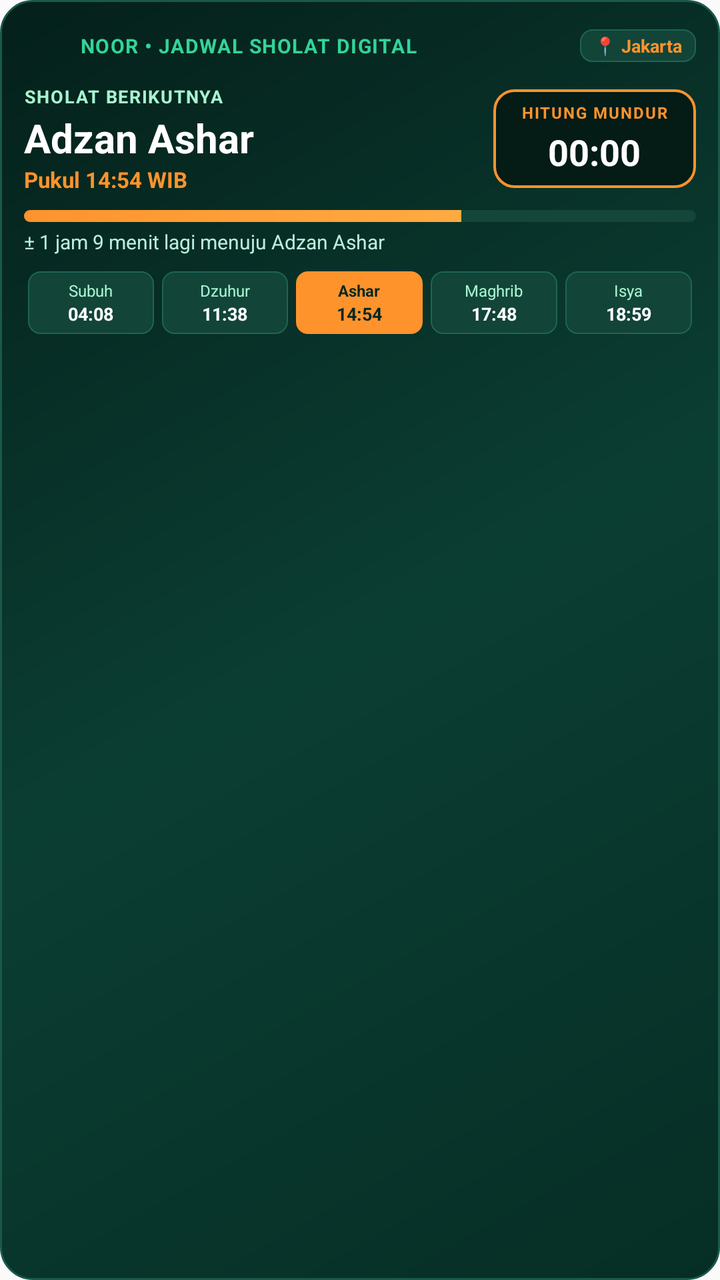
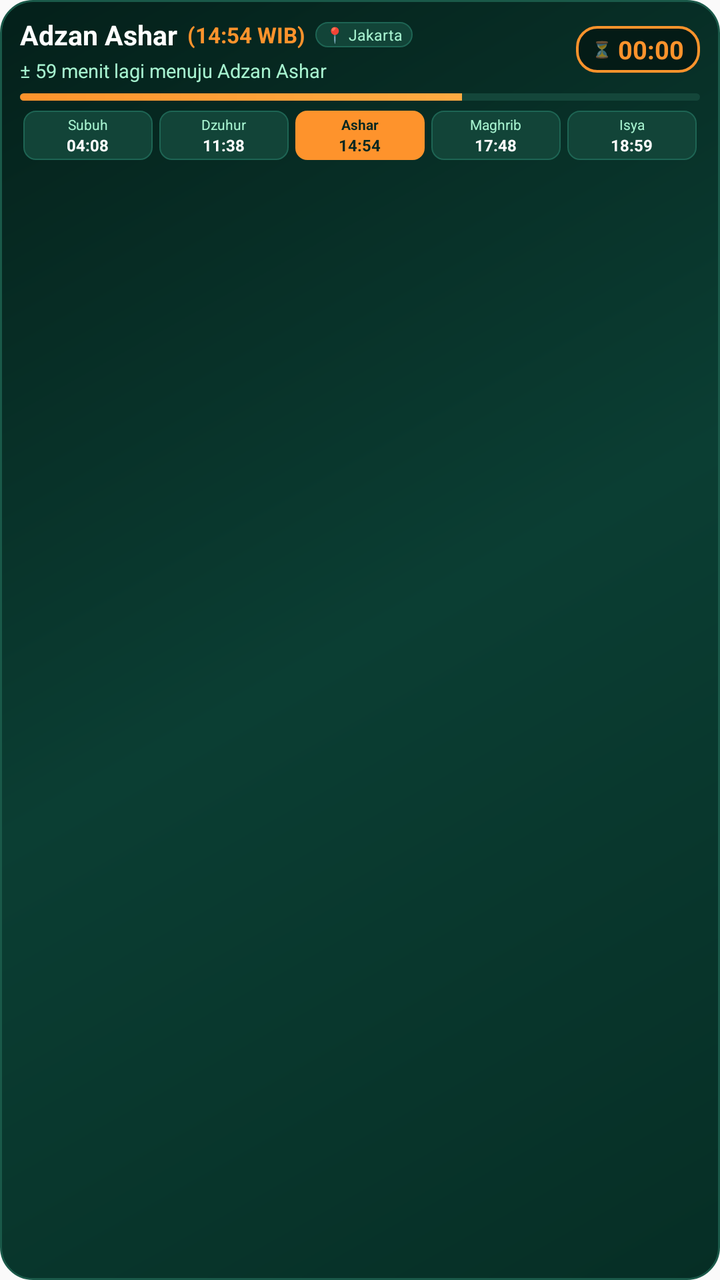

Screens rendered from an Android XML layout before and after an edit, with the pre-edit source and the edit as a unified diff.
<!-- AndroidManifest.xml: application theme AppTheme -->
<!-- res/layout/notification_prayer_expanded.xml -->
<?xml version="1.0" encoding="utf-8"?>
<LinearLayout xmlns:android="http://schemas.android.com/apk/res/android"
    android:layout_width="match_parent"
    android:layout_height="wrap_content"
    android:background="@drawable/bg_notif_container"
    android:orientation="vertical"
    android:padding="12dp">

    
    <LinearLayout
        android:layout_width="match_parent"
        android:layout_height="wrap_content"
        android:gravity="center_vertical"
        android:orientation="horizontal">

        <ImageView
            android:layout_width="22dp"
            android:layout_height="22dp"
            android:src="@mipmap/ic_launcher" />

        <TextView
            android:layout_width="0dp"
            android:layout_height="wrap_content"
            android:layout_marginStart="6dp"
            android:layout_weight="1"
            android:letterSpacing="0.05"
            android:text="NOOR • JADWAL SHOLAT DIGITAL"
            android:textColor="#34D399"
            android:textSize="10sp"
            android:textStyle="bold" />

        <TextView
            android:id="@+id/notif_expanded_city"
            android:layout_width="wrap_content"
            android:layout_height="wrap_content"
            android:background="@drawable/bg_notif_badge"
            android:paddingHorizontal="7dp"
            android:paddingVertical="2dp"
            android:text="📍 Jakarta"
            android:textColor="#FE932C"
            android:textSize="9sp"
            android:textStyle="bold" />
    </LinearLayout>

    
    <LinearLayout
        android:layout_width="match_parent"
        android:layout_height="wrap_content"
        android:layout_marginTop="8dp"
        android:gravity="center_vertical"
        android:orientation="horizontal">

        <LinearLayout
            android:layout_width="0dp"
            android:layout_height="wrap_content"
            android:layout_weight="1"
            android:orientation="vertical">

            <TextView
                android:layout_width="wrap_content"
                android:layout_height="wrap_content"
                android:letterSpacing="0.06"
                android:text="SHOLAT BERIKUTNYA"
                android:textColor="#A7F3D0"
                android:textSize="9sp"
                android:textStyle="bold" />

            <TextView
                android:id="@+id/notif_expanded_prayer_name"
                android:layout_width="wrap_content"
                android:layout_height="wrap_content"
                android:layout_marginTop="1dp"
                android:text="Adzan Ashar"
                android:textColor="#FFFFFF"
                android:textSize="20sp"
                android:textStyle="bold" />

            <TextView
                android:id="@+id/notif_expanded_prayer_time"
                android:layout_width="wrap_content"
                android:layout_height="wrap_content"
                android:text="Pukul 14:54 WIB"
                android:textColor="#FE932C"
                android:textSize="11sp"
                android:textStyle="bold" />
        </LinearLayout>

        
        <LinearLayout
            android:layout_width="wrap_content"
            android:layout_height="wrap_content"
            android:background="@drawable/bg_notif_box"
            android:gravity="center"
            android:orientation="vertical"
            android:paddingHorizontal="14dp"
            android:paddingVertical="6dp">

            <TextView
                android:layout_width="wrap_content"
                android:layout_height="wrap_content"
                android:letterSpacing="0.08"
                android:text="HITUNG MUNDUR"
                android:textColor="#FE932C"
                android:textSize="8sp"
                android:textStyle="bold" />

            <Chronometer
                android:id="@+id/notif_expanded_chronometer"
                android:layout_width="wrap_content"
                android:layout_height="wrap_content"
                android:layout_marginTop="2dp"
                android:countDown="true"
                android:textColor="#FFFFFF"
                android:textSize="18sp"
                android:textStyle="bold" />
        </LinearLayout>
    </LinearLayout>

    
    <LinearLayout
        android:layout_width="match_parent"
        android:layout_height="wrap_content"
        android:layout_marginTop="8dp"
        android:orientation="vertical">

        <ProgressBar
            android:id="@+id/notif_expanded_progress"
            style="?android:attr/progressBarStyleHorizontal"
            android:layout_width="match_parent"
            android:layout_height="6dp"
            android:max="100"
            android:progress="65"
            android:progressDrawable="@drawable/notif_progress_custom" />

        <TextView
            android:id="@+id/notif_expanded_subtitle"
            android:layout_width="wrap_content"
            android:layout_height="wrap_content"
            android:layout_marginTop="3dp"
            android:text="± 1 jam 9 menit lagi menuju Adzan Ashar"
            android:textColor="#BBEDDD"
            android:textSize="10sp" />
    </LinearLayout>

    
    <LinearLayout
        android:layout_width="match_parent"
        android:layout_height="wrap_content"
        android:layout_marginTop="8dp"
        android:gravity="center"
        android:orientation="horizontal"
        android:weightSum="5">

        
        <LinearLayout
            android:id="@+id/pill_subuh"
            android:layout_width="0dp"
            android:layout_height="wrap_content"
            android:layout_marginHorizontal="2dp"
            android:layout_weight="1"
            android:background="@drawable/bg_notif_badge"
            android:gravity="center"
            android:orientation="vertical"
            android:paddingVertical="4dp">
            <TextView
                android:layout_width="wrap_content"
                android:layout_height="wrap_content"
                android:text="Subuh"
                android:textColor="#A7F3D0"
                android:textSize="8sp" />
            <TextView
                android:id="@+id/time_subuh"
                android:layout_width="wrap_content"
                android:layout_height="wrap_content"
                android:text="04:08"
                android:textColor="#FFFFFF"
                android:textSize="9sp"
                android:textStyle="bold" />
        </LinearLayout>

        
        <LinearLayout
            android:id="@+id/pill_dzuhur"
            android:layout_width="0dp"
            android:layout_height="wrap_content"
            android:layout_marginHorizontal="2dp"
            android:layout_weight="1"
            android:background="@drawable/bg_notif_badge"
            android:gravity="center"
            android:orientation="vertical"
            android:paddingVertical="4dp">
            <TextView
                android:layout_width="wrap_content"
                android:layout_height="wrap_content"
                android:text="Dzuhur"
                android:textColor="#A7F3D0"
                android:textSize="8sp" />
            <TextView
                android:id="@+id/time_dzuhur"
                android:layout_width="wrap_content"
                android:layout_height="wrap_content"
                android:text="11:38"
                android:textColor="#FFFFFF"
                android:textSize="9sp"
                android:textStyle="bold" />
        </LinearLayout>

        
        <LinearLayout
            android:id="@+id/pill_ashar"
            android:layout_width="0dp"
            android:layout_height="wrap_content"
            android:layout_marginHorizontal="2dp"
            android:layout_weight="1"
            android:background="@drawable/bg_notif_badge_active"
            android:gravity="center"
            android:orientation="vertical"
            android:paddingVertical="4dp">
            <TextView
                android:layout_width="wrap_content"
                android:layout_height="wrap_content"
                android:text="Ashar"
                android:textColor="#002721"
                android:textSize="8sp"
                android:textStyle="bold" />
            <TextView
                android:id="@+id/time_ashar"
                android:layout_width="wrap_content"
                android:layout_height="wrap_content"
                android:text="14:54"
                android:textColor="#002721"
                android:textSize="9sp"
                android:textStyle="bold" />
        </LinearLayout>

        
        <LinearLayout
            android:id="@+id/pill_maghrib"
            android:layout_width="0dp"
            android:layout_height="wrap_content"
            android:layout_marginHorizontal="2dp"
            android:layout_weight="1"
            android:background="@drawable/bg_notif_badge"
            android:gravity="center"
            android:orientation="vertical"
            android:paddingVertical="4dp">
            <TextView
                android:layout_width="wrap_content"
                android:layout_height="wrap_content"
                android:text="Maghrib"
                android:textColor="#A7F3D0"
                android:textSize="8sp" />
            <TextView
                android:id="@+id/time_maghrib"
                android:layout_width="wrap_content"
                android:layout_height="wrap_content"
                android:text="17:48"
                android:textColor="#FFFFFF"
                android:textSize="9sp"
                android:textStyle="bold" />
        </LinearLayout>

        
        <LinearLayout
            android:id="@+id/pill_isya"
            android:layout_width="0dp"
            android:layout_height="wrap_content"
            android:layout_marginHorizontal="2dp"
            android:layout_weight="1"
            android:background="@drawable/bg_notif_badge"
            android:gravity="center"
            android:orientation="vertical"
            android:paddingVertical="4dp">
            <TextView
                android:layout_width="wrap_content"
                android:layout_height="wrap_content"
                android:text="Isya"
                android:textColor="#A7F3D0"
                android:textSize="8sp" />
            <TextView
                android:id="@+id/time_isya"
                android:layout_width="wrap_content"
                android:layout_height="wrap_content"
                android:text="18:59"
                android:textColor="#FFFFFF"
                android:textSize="9sp"
                android:textStyle="bold" />
        </LinearLayout>
    </LinearLayout>
</LinearLayout>
<!-- resources referenced by this layout -->
<resources>
  <!-- drawable bg_notif_badge (drawable) -->
  <?xml version="1.0" encoding="utf-8"?>
  <shape xmlns:android="http://schemas.android.com/apk/res/android"
      android:shape="rectangle">
      <solid android:color="#124438" />
      <corners android:radius="6dp" />
      <stroke
          android:width="0.5dp"
          android:color="#1E6554" />
  </shape>
  <!-- drawable bg_notif_badge_active (drawable) -->
  <?xml version="1.0" encoding="utf-8"?>
  <shape xmlns:android="http://schemas.android.com/apk/res/android"
      android:shape="rectangle">
      <solid android:color="#FE932C" />
      <corners android:radius="6dp" />
  </shape>
  <!-- drawable bg_notif_box (drawable) -->
  <?xml version="1.0" encoding="utf-8"?>
  <shape xmlns:android="http://schemas.android.com/apk/res/android"
      android:shape="rectangle">
      <solid android:color="#041B16" />
      <corners android:radius="10dp" />
      <stroke
          android:width="1.2dp"
          android:color="#FE932C" />
  </shape>
  <!-- drawable bg_notif_container (drawable) -->
  <?xml version="1.0" encoding="utf-8"?>
  <shape xmlns:android="http://schemas.android.com/apk/res/android"
      android:shape="rectangle">
      <gradient
          android:angle="135"
          android:startColor="#062E25"
          android:centerColor="#0B3E33"
          android:endColor="#04201A" />
      <corners android:radius="16dp" />
      <stroke
          android:width="1dp"
          android:color="#1A5949" />
  </shape>
  <!-- drawable notif_progress_custom (drawable) -->
  <?xml version="1.0" encoding="utf-8"?>
  <layer-list xmlns:android="http://schemas.android.com/apk/res/android">
      <item android:id="@android:id/background">
          <shape>
              <corners android:radius="4dp" />
              <solid android:color="#14463A" />
          </shape>
      </item>
      <item android:id="@android:id/progress">
          <clip>
              <shape>
                  <corners android:radius="4dp" />
                  <gradient
                      android:startColor="#FE932C"
                      android:endColor="#FFB74D"
                      android:angle="0" />
              </shape>
          </clip>
      </item>
  </layer-list>
  <!-- mipmap ic_launcher (mipmap-anydpi-v26) -->
  <?xml version="1.0" encoding="utf-8"?>
  <adaptive-icon xmlns:android="http://schemas.android.com/apk/res/android">
      <background android:drawable="@color/iconBackground"/>
      <foreground android:drawable="@mipmap/ic_launcher_foreground"/>
  </adaptive-icon>
  <style name="AppTheme" parent="Theme.AppCompat.DayNight.NoActionBar">
      <item name="android:editTextBackground">@drawable/rn_edit_text_material</item>
      <item name="colorPrimary">@color/colorPrimary</item>
      <item name="android:statusBarColor">@android:color/transparent</item>
      <item name="android:navigationBarColor">@android:color/transparent</item>
    </style>
  <color name="iconBackground">#002721</color>
  <!-- drawable rn_edit_text_material (drawable) -->
  <?xml version="1.0" encoding="utf-8"?>
  <inset xmlns:android="http://schemas.android.com/apk/res/android"
         android:insetLeft="@dimen/abc_edit_text_inset_horizontal_material"
         android:insetRight="@dimen/abc_edit_text_inset_horizontal_material"
         android:insetTop="@dimen/abc_edit_text_inset_top_material"
         android:insetBottom="@dimen/abc_edit_text_inset_bottom_material"
         >
  
      <selector>
          
          <item android:state_enabled="false" android:drawable="@drawable/abc_textfield_default_mtrl_alpha"/>
          <item android:drawable="@drawable/abc_textfield_activated_mtrl_alpha"/>
      </selector>
  
  </inset>
  <color name="colorPrimary">#002721</color>
</resources>

<!-- the commit's change to res/layout/notification_prayer_expanded.xml (unified diff, before → after) -->
@@ -4,7 +4,8 @@
     android:layout_height="wrap_content"
     android:background="@drawable/bg_notif_container"
     android:orientation="vertical"
-    android:padding="12dp">
+    android:paddingHorizontal="10dp"
+    android:paddingVertical="8dp">
 
     
     <LinearLayout
@@ -13,140 +14,107 @@
         android:gravity="center_vertical"
         android:orientation="horizontal">
 
-        <ImageView
-            android:layout_width="22dp"
-            android:layout_height="22dp"
-            android:src="@mipmap/ic_launcher" />
-
-        <TextView
-            android:layout_width="0dp"
-            android:layout_height="wrap_content"
-            android:layout_marginStart="6dp"
-            android:layout_weight="1"
-            android:letterSpacing="0.05"
-            android:text="NOOR • JADWAL SHOLAT DIGITAL"
-            android:textColor="#34D399"
-            android:textSize="10sp"
-            android:textStyle="bold" />
-
-        <TextView
-            android:id="@+id/notif_expanded_city"
+        <LinearLayout
+            android:layout_width="0dp"
+            android:layout_height="wrap_content"
+            android:layout_weight="1"
+            android:orientation="vertical">
+
+            <LinearLayout
+                android:layout_width="wrap_content"
+                android:layout_height="wrap_content"
+                android:gravity="center_vertical"
+                android:orientation="horizontal">
+
+                <TextView
+                    android:id="@+id/notif_expanded_prayer_name"
+                    android:layout_width="wrap_content"
+                    android:layout_height="wrap_content"
+                    android:text="Adzan Ashar"
+                    android:textColor="#FFFFFF"
+                    android:textSize="13.5sp"
+                    android:textStyle="bold" />
+
+                <TextView
+                    android:id="@+id/notif_expanded_prayer_time"
+                    android:layout_width="wrap_content"
+                    android:layout_height="wrap_content"
+                    android:layout_marginStart="5dp"
+                    android:text="(14:54 WIB)"
+                    android:textColor="#FE932C"
+                    android:textSize="11sp"
+                    android:textStyle="bold" />
+
+                <TextView
+                    android:id="@+id/notif_expanded_city"
+                    android:layout_width="wrap_content"
+                    android:layout_height="wrap_content"
+                    android:layout_marginStart="5dp"
+                    android:background="@drawable/bg_notif_badge"
+                    android:paddingHorizontal="5dp"
+                    android:paddingVertical="1dp"
+                    android:text="📍 Jakarta"
+                    android:textColor="#A7F3D0"
+                    android:textSize="7.5sp" />
+            </LinearLayout>
+
+            <TextView
+                android:id="@+id/notif_expanded_subtitle"
+                android:layout_width="wrap_content"
+                android:layout_height="wrap_content"
+                android:layout_marginTop="2dp"
+                android:ellipsize="end"
+                android:maxLines="1"
+                android:text="± 59 menit lagi menuju Adzan Ashar"
+                android:textColor="#A7F3D0"
+                android:textSize="9.5sp" />
+        </LinearLayout>
+
+        
+        <LinearLayout
             android:layout_width="wrap_content"
             android:layout_height="wrap_content"
-            android:background="@drawable/bg_notif_badge"
-            android:paddingHorizontal="7dp"
-            android:paddingVertical="2dp"
-            android:text="📍 Jakarta"
-            android:textColor="#FE932C"
-            android:textSize="9sp"
-            android:textStyle="bold" />
+            android:layout_marginStart="8dp"
+            android:background="@drawable/bg_notif_box"
+            android:gravity="center"
+            android:orientation="horizontal"
+            android:paddingHorizontal="8dp"
+            android:paddingVertical="3dp">
+
+            <TextView
+                android:layout_width="wrap_content"
+                android:layout_height="wrap_content"
+                android:layout_marginEnd="3dp"
+                android:text="⏳"
+                android:textSize="8sp" />
+
+            <Chronometer
+                android:id="@+id/notif_expanded_chronometer"
+                android:layout_width="wrap_content"
+                android:layout_height="wrap_content"
+                android:countDown="true"
+                android:textColor="#FE932C"
+                android:textSize="12.5sp"
+                android:textStyle="bold" />
+        </LinearLayout>
     </LinearLayout>
+
+    
+    <ProgressBar
+        android:id="@+id/notif_expanded_progress"
+        style="?android:attr/progressBarStyleHorizontal"
+        android:layout_width="match_parent"
+        android:layout_height="3.5dp"
+        android:layout_marginTop="5dp"
+        android:max="100"
+        android:progress="65"
+        android:progressDrawable="@drawable/notif_progress_custom" />
 
     
     <LinearLayout
         android:layout_width="match_parent"
         android:layout_height="wrap_content"
-        android:layout_marginTop="8dp"
-        android:gravity="center_vertical"
-        android:orientation="horizontal">
-
-        <LinearLayout
-            android:layout_width="0dp"
-            android:layout_height="wrap_content"
-            android:layout_weight="1"
-            android:orientation="vertical">
-
-            <TextView
-                android:layout_width="wrap_content"
-                android:layout_height="wrap_content"
-                android:letterSpacing="0.06"
-                android:text="SHOLAT BERIKUTNYA"
-                android:textColor="#A7F3D0"
-                android:textSize="9sp"
-                android:textStyle="bold" />
-
-            <TextView
-                android:id="@+id/notif_expanded_prayer_name"
-                android:layout_width="wrap_content"
-                android:layout_height="wrap_content"
-                android:layout_marginTop="1dp"
-                android:text="Adzan Ashar"
-                android:textColor="#FFFFFF"
-                android:textSize="20sp"
-                android:textStyle="bold" />
-
-            <TextView
-                android:id="@+id/notif_expanded_prayer_time"
-                android:layout_width="wrap_content"
-                android:layout_height="wrap_content"
-                android:text="Pukul 14:54 WIB"
-                android:textColor="#FE932C"
-                android:textSize="11sp"
-                android:textStyle="bold" />
-        </LinearLayout>
-
-        
-        <LinearLayout
-            android:layout_width="wrap_content"
-            android:layout_height="wrap_content"
-            android:background="@drawable/bg_notif_box"
-            android:gravity="center"
-            android:orientation="vertical"
-            android:paddingHorizontal="14dp"
-            android:paddingVertical="6dp">
-
-            <TextView
-                android:layout_width="wrap_content"
-                android:layout_height="wrap_content"
-                android:letterSpacing="0.08"
-                android:text="HITUNG MUNDUR"
-                android:textColor="#FE932C"
-                android:textSize="8sp"
-                android:textStyle="bold" />
-
-            <Chronometer
-                android:id="@+id/notif_expanded_chronometer"
-                android:layout_width="wrap_content"
-                android:layout_height="wrap_content"
-                android:layout_marginTop="2dp"
-                android:countDown="true"
-                android:textColor="#FFFFFF"
-                android:textSize="18sp"
-                android:textStyle="bold" />
-        </LinearLayout>
-    </LinearLayout>
-
-    
-    <LinearLayout
-        android:layout_width="match_parent"
-        android:layout_height="wrap_content"
-        android:layout_marginTop="8dp"
-        android:orientation="vertical">
-
-        <ProgressBar
-            android:id="@+id/notif_expanded_progress"
-            style="?android:attr/progressBarStyleHorizontal"
-            android:layout_width="match_parent"
-            android:layout_height="6dp"
-            android:max="100"
-            android:progress="65"
-            android:progressDrawable="@drawable/notif_progress_custom" />
-
-        <TextView
-            android:id="@+id/notif_expanded_subtitle"
-            android:layout_width="wrap_content"
-            android:layout_height="wrap_content"
-            android:layout_marginTop="3dp"
-            android:text="± 1 jam 9 menit lagi menuju Adzan Ashar"
-            android:textColor="#BBEDDD"
-            android:textSize="10sp" />
-    </LinearLayout>
-
-    
-    <LinearLayout
-        android:layout_width="match_parent"
-        android:layout_height="wrap_content"
-        android:layout_marginTop="8dp"
+        android:layout_marginTop="5dp"
         android:gravity="center"
         android:orientation="horizontal"
         android:weightSum="5">
@@ -156,25 +124,25 @@
             android:id="@+id/pill_subuh"
             android:layout_width="0dp"
             android:layout_height="wrap_content"
-            android:layout_marginHorizontal="2dp"
-            android:layout_weight="1"
-            android:background="@drawable/bg_notif_badge"
-            android:gravity="center"
-            android:orientation="vertical"
-            android:paddingVertical="4dp">
+            android:layout_marginHorizontal="1.5dp"
+            android:layout_weight="1"
+            android:background="@drawable/bg_notif_badge"
+            android:gravity="center"
+            android:orientation="vertical"
+            android:paddingVertical="2dp">
             <TextView
                 android:layout_width="wrap_content"
                 android:layout_height="wrap_content"
                 android:text="Subuh"
                 android:textColor="#A7F3D0"
-                android:textSize="8sp" />
+                android:textSize="7sp" />
             <TextView
                 android:id="@+id/time_subuh"
                 android:layout_width="wrap_content"
                 android:layout_height="wrap_content"
                 android:text="04:08"
                 android:textColor="#FFFFFF"
-                android:textSize="9sp"
+                android:textSize="8sp"
                 android:textStyle="bold" />
         </LinearLayout>
 
@@ -183,25 +151,25 @@
             android:id="@+id/pill_dzuhur"
             android:layout_width="0dp"
             android:layout_height="wrap_content"
-            android:layout_marginHorizontal="2dp"
-            android:layout_weight="1"
-            android:background="@drawable/bg_notif_badge"
-            android:gravity="center"
-            android:orientation="vertical"
-            android:paddingVertical="4dp">
+            android:layout_marginHorizontal="1.5dp"
+            android:layout_weight="1"
+            android:background="@drawable/bg_notif_badge"
+            android:gravity="center"
+            android:orientation="vertical"
+            android:paddingVertical="2dp">
             <TextView
                 android:layout_width="wrap_content"
                 android:layout_height="wrap_content"
                 android:text="Dzuhur"
                 android:textColor="#A7F3D0"
-                android:textSize="8sp" />
+                android:textSize="7sp" />
             <TextView
                 android:id="@+id/time_dzuhur"
                 android:layout_width="wrap_content"
                 android:layout_height="wrap_content"
                 android:text="11:38"
                 android:textColor="#FFFFFF"
-                android:textSize="9sp"
+                android:textSize="8sp"
                 android:textStyle="bold" />
         </LinearLayout>
 
@@ -210,18 +178,18 @@
             android:id="@+id/pill_ashar"
             android:layout_width="0dp"
             android:layout_height="wrap_content"
-            android:layout_marginHorizontal="2dp"
+            android:layout_marginHorizontal="1.5dp"
             android:layout_weight="1"
             android:background="@drawable/bg_notif_badge_active"
             android:gravity="center"
             android:orientation="vertical"
-            android:paddingVertical="4dp">
+            android:paddingVertical="2dp">
             <TextView
                 android:layout_width="wrap_content"
                 android:layout_height="wrap_content"
                 android:text="Ashar"
                 android:textColor="#002721"
-                android:textSize="8sp"
+                android:textSize="7sp"
                 android:textStyle="bold" />
             <TextView
                 android:id="@+id/time_ashar"
@@ -229,7 +197,7 @@
                 android:layout_height="wrap_content"
                 android:text="14:54"
                 android:textColor="#002721"
-                android:textSize="9sp"
+                android:textSize="8sp"
                 android:textStyle="bold" />
         </LinearLayout>
 
@@ -238,25 +206,25 @@
             android:id="@+id/pill_maghrib"
             android:layout_width="0dp"
             android:layout_height="wrap_content"
-            android:layout_marginHorizontal="2dp"
-            android:layout_weight="1"
-            android:background="@drawable/bg_notif_badge"
-            android:gravity="center"
-            android:orientation="vertical"
-            android:paddingVertical="4dp">
+            android:layout_marginHorizontal="1.5dp"
+            android:layout_weight="1"
+            android:background="@drawable/bg_notif_badge"
+            android:gravity="center"
+            android:orientation="vertical"
+            android:paddingVertical="2dp">
             <TextView
                 android:layout_width="wrap_content"
                 android:layout_height="wrap_content"
                 android:text="Maghrib"
                 android:textColor="#A7F3D0"
-                android:textSize="8sp" />
+                android:textSize="7sp" />
             <TextView
                 android:id="@+id/time_maghrib"
                 android:layout_width="wrap_content"
                 android:layout_height="wrap_content"
                 android:text="17:48"
                 android:textColor="#FFFFFF"
-                android:textSize="9sp"
+                android:textSize="8sp"
                 android:textStyle="bold" />
         </LinearLayout>
 
@@ -265,25 +233,25 @@
             android:id="@+id/pill_isya"
             android:layout_width="0dp"
             android:layout_height="wrap_content"
-            android:layout_marginHorizontal="2dp"
-            android:layout_weight="1"
-            android:background="@drawable/bg_notif_badge"
-            android:gravity="center"
-            android:orientation="vertical"
-            android:paddingVertical="4dp">
+            android:layout_marginHorizontal="1.5dp"
+            android:layout_weight="1"
+            android:background="@drawable/bg_notif_badge"
+            android:gravity="center"
+            android:orientation="vertical"
+            android:paddingVertical="2dp">
             <TextView
                 android:layout_width="wrap_content"
                 android:layout_height="wrap_content"
                 android:text="Isya"
                 android:textColor="#A7F3D0"
-                android:textSize="8sp" />
+                android:textSize="7sp" />
             <TextView
                 android:id="@+id/time_isya"
                 android:layout_width="wrap_content"
                 android:layout_height="wrap_content"
                 android:text="18:59"
                 android:textColor="#FFFFFF"
-                android:textSize="9sp"
+                android:textSize="8sp"
                 android:textStyle="bold" />
         </LinearLayout>
     </LinearLayout>
<!-- resource entries referenced after the edit -->
@@ -62,19 +62,12 @@
           </clip>
       </item>
   </layer-list>
-  <!-- mipmap ic_launcher (mipmap-anydpi-v26) -->
-  <?xml version="1.0" encoding="utf-8"?>
-  <adaptive-icon xmlns:android="http://schemas.android.com/apk/res/android">
-      <background android:drawable="@color/iconBackground"/>
-      <foreground android:drawable="@mipmap/ic_launcher_foreground"/>
-  </adaptive-icon>
   <style name="AppTheme" parent="Theme.AppCompat.DayNight.NoActionBar">
       <item name="android:editTextBackground">@drawable/rn_edit_text_material</item>
       <item name="colorPrimary">@color/colorPrimary</item>
       <item name="android:statusBarColor">@android:color/transparent</item>
       <item name="android:navigationBarColor">@android:color/transparent</item>
     </style>
-  <color name="iconBackground">#002721</color>
   <!-- drawable rn_edit_text_material (drawable) -->
   <?xml version="1.0" encoding="utf-8"?>
   <inset xmlns:android="http://schemas.android.com/apk/res/android"
